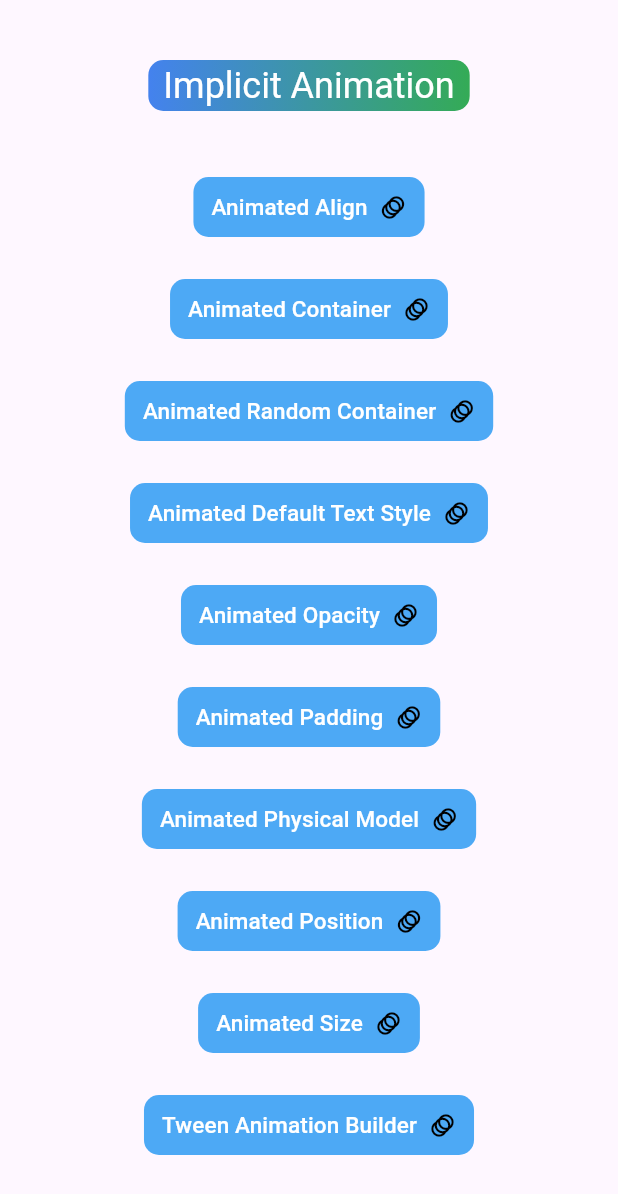
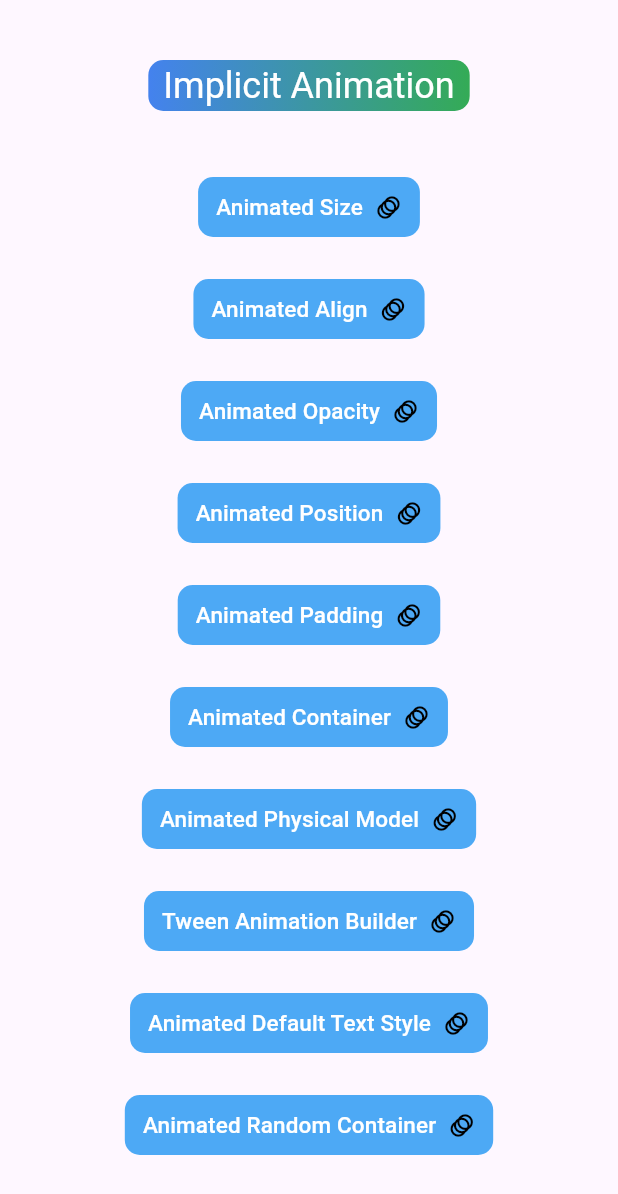
Before and after one commit to MahmoudALBndkji/Flutter-Animation, a Flutter app: the ImplicitScreen screen opened directly, on a phone screen of 412 x 824 dp. Shown: the top 1194 px of the screen. Run offline on Flutter 3.47's test engine with Material 3 defaults, Android fonts, the phone set to English and light mode, and no system bars.

```diff
--- a/lib/main.dart
+++ b/lib/main.dart
@@ -12,7 +12,7 @@ class MyApp extends StatelessWidget {
       title: 'Flutter Animation',
       debugShowCheckedModeBanner: false,
       theme: ThemeData(useMaterial3: true),
-      home: const SplashAnimationSliderState(),
+      home: const SplashAnimationScreen(),
     );
   }
 }
--- a/lib/screens/implicit_screen.dart
+++ b/lib/screens/implicit_screen.dart
@@ -50,8 +50,36 @@ class ImplicitScreen extends StatelessWidget {
                 const SizedBox(height: 20.0),
                 customTextButton(
                   function: () =>
+                      navigateTo(context, const AnimatedSizeAnimation()),
+                  buttonText: "Animated Size",
+                  icon: Icons.animation_outlined,
+                ),
+                const SizedBox(height: 20.0),
+                customTextButton(
+                  function: () =>
                       navigateTo(context, const AnimatedAlignAnimation()),
                   buttonText: "Animated Align",
+                  icon: Icons.animation_outlined,
+                ),
+                const SizedBox(height: 20.0),
+                customTextButton(
+                  function: () =>
+                      navigateTo(context, const AnimatedOpacityAnimation()),
+                  buttonText: "Animated Opacity",
+                  icon: Icons.animation_outlined,
+                ),
+                const SizedBox(height: 20.0),
+                customTextButton(
+                  function: () =>
+                      navigateTo(context, const AnimatedPositionAnimation()),
+                  buttonText: "Animated Position",
+                  icon: Icons.animation_outlined,
+                ),
+                const SizedBox(height: 20.0),
+                customTextButton(
+                  function: () =>
+                      navigateTo(context, const AnimatedPaddingAnimation()),
+                  buttonText: "Animated Padding",
                   icon: Icons.animation_outlined,
                 ),
                 const SizedBox(height: 20.0),
@@ -63,9 +91,16 @@ class ImplicitScreen extends StatelessWidget {
                 ),
                 const SizedBox(height: 20.0),
                 customTextButton(
+                  function: () => navigateTo(
+                      context, const AnimatedPhysicalModelAnimation()),
+                  buttonText: "Animated Physical Model",
+                  icon: Icons.animation_outlined,
+                ),
+                const SizedBox(height: 20.0),
+                customTextButton(
                   function: () =>
-                      navigateTo(context, const AnimatedRandomContainer()),
-                  buttonText: "Animated Random Container",
+                      navigateTo(context, const TweenAnimationBuilderWidget()),
+                  buttonText: "Tween Animation Builder",
                   icon: Icons.animation_outlined,
                 ),
                 const SizedBox(height: 20.0),
@@ -78,43 +113,8 @@ class ImplicitScreen extends StatelessWidget {
                 const SizedBox(height: 20.0),
                 customTextButton(
                   function: () =>
-                      navigateTo(context, const AnimatedOpacityAnimation()),
-                  buttonText: "Animated Opacity",
-                  icon: Icons.animation_outlined,
-                ),
-                const SizedBox(height: 20.0),
-                customTextButton(
-                  function: () =>
-                      navigateTo(context, const AnimatedPaddingAnimation()),
-                  buttonText: "Animated Padding",
-                  icon: Icons.animation_outlined,
-                ),
-                const SizedBox(height: 20.0),
-                customTextButton(
-                  function: () => navigateTo(
-                      context, const AnimatedPhysicalModelAnimation()),
-                  buttonText: "Animated Physical Model",
-                  icon: Icons.animation_outlined,
-                ),
-                const SizedBox(height: 20.0),
-                customTextButton(
-                  function: () =>
-                      navigateTo(context, const AnimatedPositionAnimation()),
-                  buttonText: "Animated Position",
-                  icon: Icons.animation_outlined,
-                ),
-                const SizedBox(height: 20.0),
-                customTextButton(
-                  function: () =>
-                      navigateTo(context, const AnimatedSizeAnimation()),
-                  buttonText: "Animated Size",
-                  icon: Icons.animation_outlined,
-                ),
-                const SizedBox(height: 20.0),
-                customTextButton(
-                  function: () =>
-                      navigateTo(context, const TweenAnimationBuilderWidget()),
-                  buttonText: "Tween Animation Builder",
+                      navigateTo(context, const AnimatedRandomContainer()),
+                  buttonText: "Animated Random Container",
                   icon: Icons.animation_outlined,
                 ),
               ],
```
Also changed, not shown: lib/animation/explicit/bouncing_with_scaling_animation.dart (added, +119 -0 lines), lib/screens/explicit_screen.dart (+14 -6 lines), lib/screens/splash_screen.dart (+4 -5 lines).
